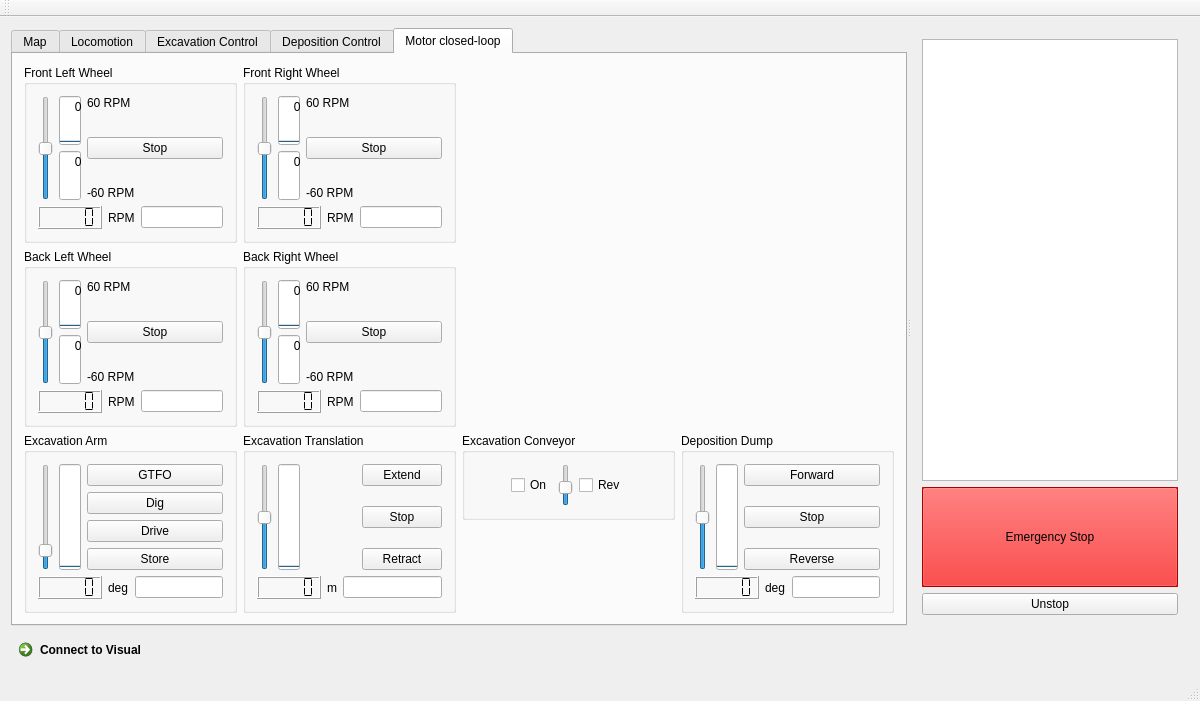
Above: client/mainwindow.ui from CWRUbotix/NASA-RMC-2018 before the change. Below: the same form after it.
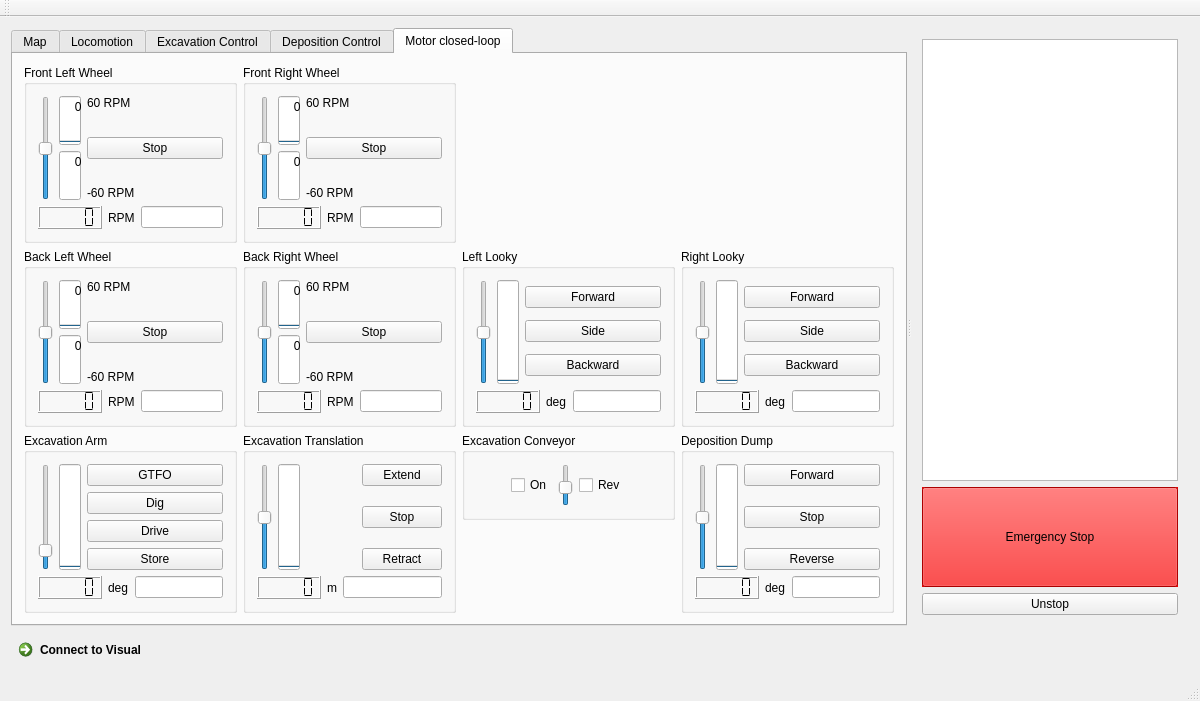
That is the form after the change. Custom widgets are drawn as their Qt base class.

Commit message: removed alternating turn and added looky controls

The edit to the form file:
```diff
--- a/client/mainwindow.ui
+++ b/client/mainwindow.ui
@@ -2034,11 +2034,264 @@
            </layout>
           </widget>
          </item>
-         <item row="0" column="2" rowspan="2" colspan="2">
-          <widget class="QLabel" name="templabel">
-           <property name="text">
-            <string/>
+         <item row="1" column="2">
+          <widget class="QGroupBox" name="groupBox_11">
+           <property name="sizePolicy">
+            <sizepolicy hsizetype="Preferred" vsizetype="Preferred">
+             <horstretch>1</horstretch>
+             <verstretch>1</verstretch>
+            </sizepolicy>
            </property>
+           <property name="focusPolicy">
+            <enum>Qt::NoFocus</enum>
+           </property>
+           <property name="title">
+            <string>Left Looky</string>
+           </property>
+           <layout class="QVBoxLayout" name="verticalLayout_24">
+            <item>
+             <layout class="QHBoxLayout" name="horizontalLayout_22">
+              <item>
+               <widget class="QSlider" name="slider_LeftLooky">
+                <property name="focusPolicy">
+                 <enum>Qt::NoFocus</enum>
+                </property>
+                <property name="minimum">
+                 <number>0</number>
+                </property>
+                <property name="maximum">
+                 <number>320</number>
+                </property>
+                <property name="value">
+                 <number>160</number>
+                </property>
+                <property name="orientation">
+                 <enum>Qt::Vertical</enum>
+                </property>
+               </widget>
+              </item>
+              <item>
+               <widget class="QProgressBar" name="progressBar_LeftLooky">
+                <property name="focusPolicy">
+                 <enum>Qt::NoFocus</enum>
+                </property>
+                <property name="layoutDirection">
+                 <enum>Qt::LeftToRight</enum>
+                </property>
+                <property name="maximum">
+                 <number>1024</number>
+                </property>
+                <property name="value">
+                 <number>0</number>
+                </property>
+                <property name="textVisible">
+                 <bool>true</bool>
+                </property>
+                <property name="orientation">
+                 <enum>Qt::Vertical</enum>
+                </property>
+                <property name="textDirection">
+                 <enum>QProgressBar::TopToBottom</enum>
+                </property>
+               </widget>
+              </item>
+              <item>
+               <layout class="QVBoxLayout" name="verticalLayout_38">
+                <item>
+                 <widget class="QPushButton" name="pushButton_LeftLooky_Forward">
+                  <property name="focusPolicy">
+                   <enum>Qt::NoFocus</enum>
+                  </property>
+                  <property name="text">
+                   <string>Forward</string>
+                  </property>
+                 </widget>
+                </item>
+                <item>
+                 <widget class="QPushButton" name="pushButton_LeftLooky_Side">
+                  <property name="text">
+                   <string>Side</string>
+                  </property>
+                 </widget>
+                </item>
+                <item>
+                 <widget class="QPushButton" name="pushButton_LeftLooky_Backward">
+                  <property name="focusPolicy">
+                   <enum>Qt::NoFocus</enum>
+                  </property>
+                  <property name="text">
+                   <string>Backward</string>
+                  </property>
+                 </widget>
+                </item>
+               </layout>
+              </item>
+             </layout>
+            </item>
+            <item>
+             <layout class="QHBoxLayout" name="horizontalLayout_14">
+              <item>
+               <widget class="QLCDNumber" name="lcdNumber_LeftLooky">
+                <property name="focusPolicy">
+                 <enum>Qt::NoFocus</enum>
+                </property>
+                <property name="smallDecimalPoint">
+                 <bool>false</bool>
+                </property>
+                <property name="segmentStyle">
+                 <enum>QLCDNumber::Flat</enum>
+                </property>
+                <property name="value" stdset="0">
+                 <double>0.000000000000000</double>
+                </property>
+               </widget>
+              </item>
+              <item>
+               <widget class="QLabel" name="label_22">
+                <property name="focusPolicy">
+                 <enum>Qt::NoFocus</enum>
+                </property>
+                <property name="text">
+                 <string>deg</string>
+                </property>
+               </widget>
+              </item>
+              <item>
+               <widget class="IntEdit" name="lineEdit_LeftLooky"/>
+              </item>
+             </layout>
+            </item>
+           </layout>
+          </widget>
+         </item>
+         <item row="1" column="3">
+          <widget class="QGroupBox" name="groupBox_12">
+           <property name="sizePolicy">
+            <sizepolicy hsizetype="Preferred" vsizetype="Preferred">
+             <horstretch>1</horstretch>
+             <verstretch>1</verstretch>
+            </sizepolicy>
+           </property>
+           <property name="focusPolicy">
+            <enum>Qt::NoFocus</enum>
+           </property>
+           <property name="title">
+            <string>Right Looky</string>
+           </property>
+           <layout class="QVBoxLayout" name="verticalLayout_29">
+            <item>
+             <layout class="QHBoxLayout" name="horizontalLayout_23">
+              <item>
+               <widget class="QSlider" name="slider_RightLooky">
+                <property name="focusPolicy">
+                 <enum>Qt::NoFocus</enum>
+                </property>
+                <property name="minimum">
+                 <number>0</number>
+                </property>
+                <property name="maximum">
+                 <number>320</number>
+                </property>
+                <property name="value">
+                 <number>160</number>
+                </property>
+                <property name="orientation">
+                 <enum>Qt::Vertical</enum>
+                </property>
+               </widget>
+              </item>
+              <item>
+               <widget class="QProgressBar" name="progressBar_RightLooky">
+                <property name="focusPolicy">
+                 <enum>Qt::NoFocus</enum>
+                </property>
+                <property name="layoutDirection">
+                 <enum>Qt::LeftToRight</enum>
+                </property>
+                <property name="maximum">
+                 <number>1024</number>
+                </property>
+                <property name="value">
+                 <number>0</number>
+                </property>
+                <property name="textVisible">
+                 <bool>true</bool>
+                </property>
+                <property name="orientation">
+                 <enum>Qt::Vertical</enum>
+                </property>
+                <property name="textDirection">
+                 <enum>QProgressBar::TopToBottom</enum>
+                </property>
+               </widget>
+              </item>
+              <item>
+               <layout class="QVBoxLayout" name="verticalLayout_39">
+                <item>
+                 <widget class="QPushButton" name="pushButton_RightLooky_Forward">
+                  <property name="focusPolicy">
+                   <enum>Qt::NoFocus</enum>
+                  </property>
+                  <property name="text">
+                   <string>Forward</string>
+                  </property>
+                 </widget>
+                </item>
+                <item>
+                 <widget class="QPushButton" name="pushButton_RightLooky_Side">
+                  <property name="text">
+                   <string>Side</string>
+                  </property>
+                 </widget>
+                </item>
+                <item>
+                 <widget class="QPushButton" name="pushButton_RightLooky_Backward">
+                  <property name="focusPolicy">
+                   <enum>Qt::NoFocus</enum>
+                  </property>
+                  <property name="text">
+                   <string>Backward</string>
+                  </property>
+                 </widget>
+                </item>
+               </layout>
+              </item>
+             </layout>
+            </item>
+            <item>
+             <layout class="QHBoxLayout" name="horizontalLayout_27">
+              <item>
+               <widget class="QLCDNumber" name="lcdNumber_RightLooky">
+                <property name="focusPolicy">
+                 <enum>Qt::NoFocus</enum>
+                </property>
+                <property name="smallDecimalPoint">
+                 <bool>false</bool>
+                </property>
+                <property name="segmentStyle">
+                 <enum>QLCDNumber::Flat</enum>
+                </property>
+                <property name="value" stdset="0">
+                 <double>0.000000000000000</double>
+                </property>
+               </widget>
+              </item>
+              <item>
+               <widget class="QLabel" name="label_29">
+                <property name="focusPolicy">
+                 <enum>Qt::NoFocus</enum>
+                </property>
+                <property name="text">
+                 <string>deg</string>
+                </property>
+               </widget>
+              </item>
+              <item>
+               <widget class="IntEdit" name="lineEdit_RightLooky"/>
+              </item>
+             </layout>
+            </item>
+           </layout>
           </widget>
          </item>
         </layout>
```
Left out of the diff: 2 changed lines with no effect on the pictures. The commit also changes 2 other files.
